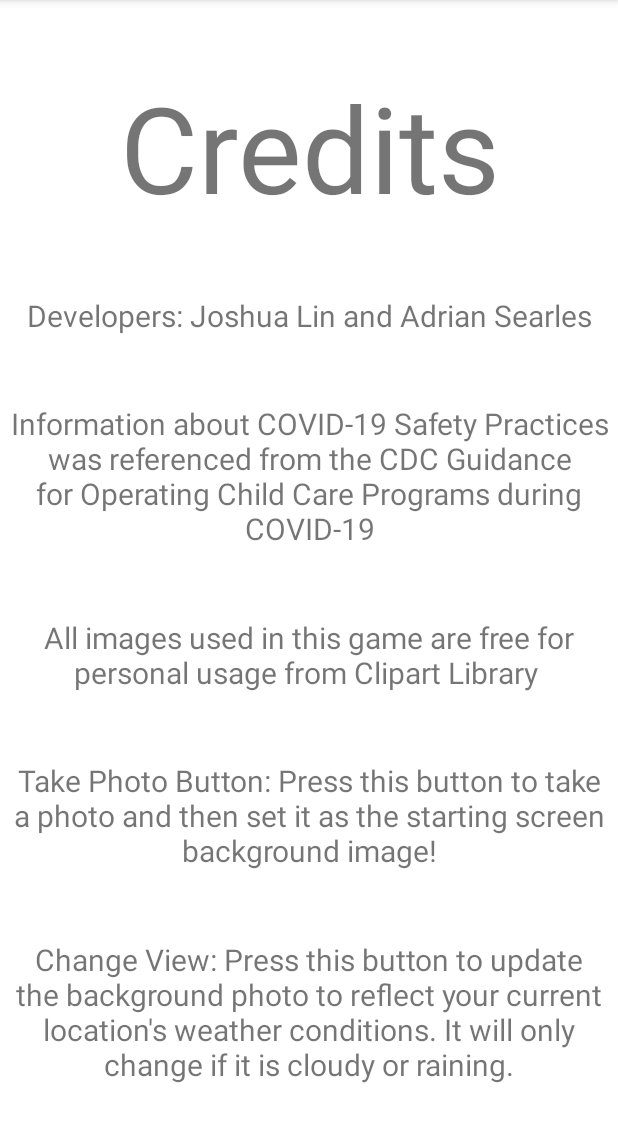
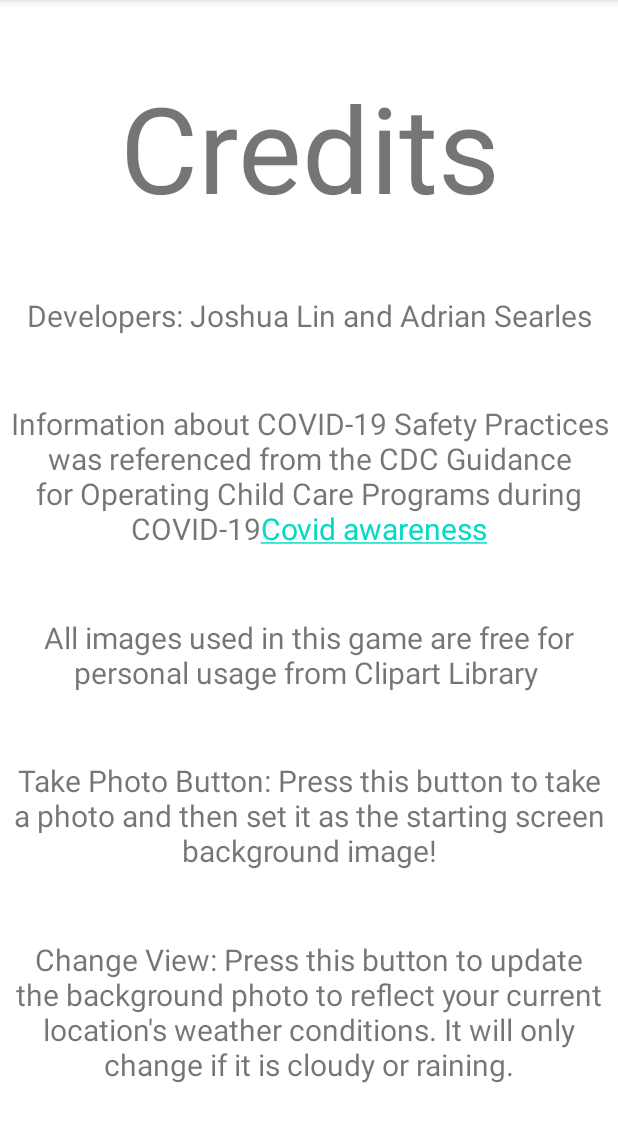
Before and after one commit to joshlin5/MobileFinalProject, an Android app: the About screen opened directly, with no data from a screen before it, on a phone screen of 412 x 824 dp, the part 84-1226 px from its top. Run offline under Robolectric (Android 15) with nearby library versions, the phone set to English and light mode, and no system bars.

Commit message:
Merge branch 'main' of https://github.com/joshlin5/MobileFinalProject
 Conflicts:
	FinalProject/app/src/main/java/com/example/finalproject/MainActivity.java

```diff
--- a/FinalProject/app/src/main/java/com/example/finalproject/About.java
+++ b/FinalProject/app/src/main/java/com/example/finalproject/About.java
@@ -1,6 +1,8 @@
 package com.example.finalproject;
 
 import android.os.Bundle;
+import android.text.method.LinkMovementMethod;
+import android.widget.TextView;
 
 import androidx.appcompat.app.AppCompatActivity;
 
@@ -11,5 +13,11 @@ public class About extends AppCompatActivity {
     protected void onCreate(Bundle savedInstanceState) {
         super.onCreate(savedInstanceState);
         setContentView(R.layout.about);
+        setupHyperlink();
+    }
+
+    private void setupHyperlink() {
+        TextView linkTextView = findViewById(R.id.covidSources);
+        linkTextView.setMovementMethod(LinkMovementMethod.getInstance());
     }
 }
--- a/FinalProject/app/src/main/java/com/example/finalproject/Classroom.java
+++ b/FinalProject/app/src/main/java/com/example/finalproject/Classroom.java
@@ -101,7 +101,7 @@ public class Classroom extends AppCompatActivity implements CorrectDialog.correc
         question.setText("Time to leave homeroom, Before you go is there something you should do?");
         answer1.setText("Make sure I didn't leave anything and pick up any trash");
         answer2.setText("Clean my desk off with wipes");
-        answer3.setText("Helicopter goes brrr");
+        answer3.setText("Write a note on the desk");
 
         if(questionCount <= 1 ) {
 
--- a/FinalProject/app/src/main/res/layout/about.xml
+++ b/FinalProject/app/src/main/res/layout/about.xml
@@ -36,11 +36,12 @@
         android:layout_height="wrap_content"
         android:textAlignment="center"
         android:textSize="20sp"
-        android:text="Information about COVID-19 Safety Practices was referenced from the CDC Guidance for Operating Child Care Programs during COVID-19"
+        android:text="@string/source"
         app:layout_constraintTop_toBottomOf="@id/developers"
         app:layout_constraintBottom_toTopOf="@id/imageSource"
         app:layout_constraintRight_toRightOf="parent"
         app:layout_constraintLeft_toLeftOf="parent"/>
+
 
     <TextView
         android:id="@+id/imageSource"
--- a/FinalProject/app/src/main/res/values/strings.xml
+++ b/FinalProject/app/src/main/res/values/strings.xml
@@ -5,5 +5,6 @@
     <string name="photo_desc">Photo from camera</string>
     <string name="photo_saved">Photo saved.</string>
     <string name="photo_not_saved">Problem saving the photo.</string>
+    <string name="source">Information about COVID-19 Safety Practices was referenced from the CDC Guidance for Operating Child Care Programs during COVID-19<a href="https://www.cdc.gov/coronavirus/2019-ncov/community/schools-childcare/operation-strategy.html">Covid awareness</a></string>
 
 </resources>
```
